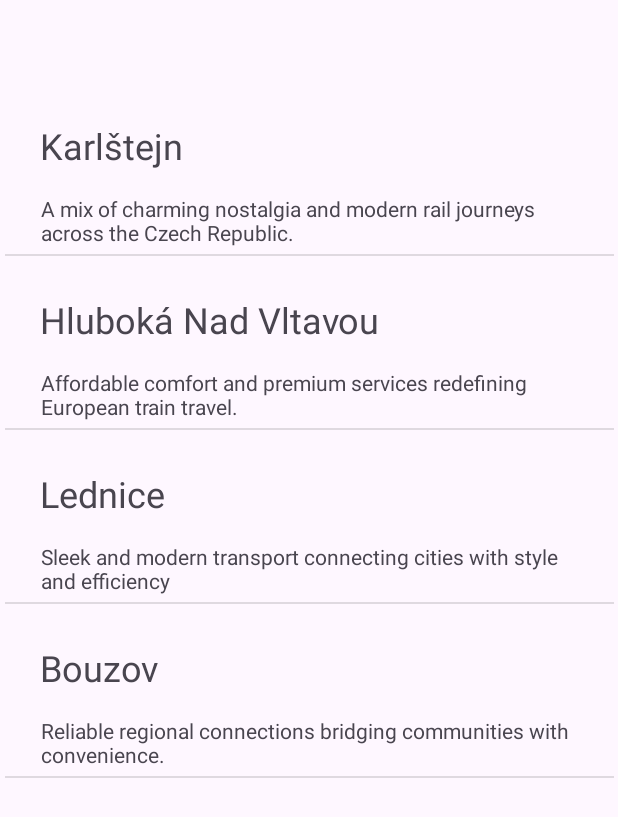
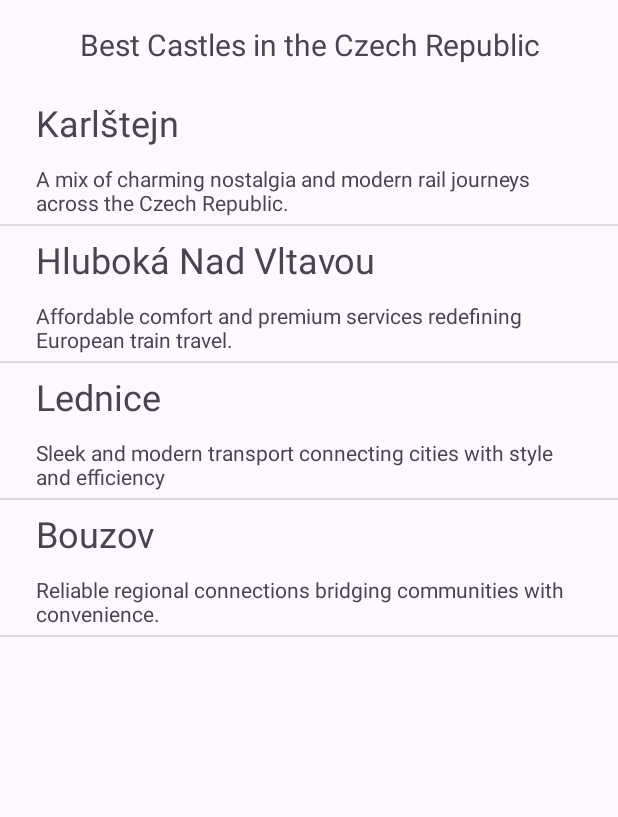
Before and after one commit to VaclavTuma/MobileProjectVaclavTumaV2, an Android app: the screen it shows after launch (MainActivity), on a phone screen of 412 x 824 dp. Shown: the top 817 px of the screen. Run offline under Robolectric (Android 15) with nearby library versions, the phone set to English and light mode, and no system bars.

Commit message:
Title added, pictures still the same

```diff
--- a/app/src/main/res/layout/activity_main.xml
+++ b/app/src/main/res/layout/activity_main.xml
@@ -1,20 +1,31 @@
 <?xml version="1.0" encoding="utf-8"?>
-<androidx.constraintlayout.widget.ConstraintLayout xmlns:android="http://schemas.android.com/apk/res/android"
+<androidx.constraintlayout.widget.ConstraintLayout
+    xmlns:android="http://schemas.android.com/apk/res/android"
     xmlns:app="http://schemas.android.com/apk/res-auto"
     xmlns:tools="http://schemas.android.com/tools"
-
     android:layout_width="match_parent"
     android:layout_height="match_parent"
     tools:context=".MainActivity">
 
+    <TextView
+        android:id="@+id/title"
+        android:layout_width="379dp"
+        android:layout_height="27dp"
+        android:layout_marginTop="16dp"
+        android:text="Best Castles in the Czech Republic"
+        android:textSize="20sp"
+        android:gravity="center"
+        app:layout_constraintEnd_toEndOf="parent"
+        app:layout_constraintStart_toStartOf="parent"
+        app:layout_constraintTop_toTopOf="parent" />
+
     <ListView
         android:id="@+id/myListView"
-        android:layout_width="406dp"
-        android:layout_height="718dp"
+        android:layout_width="0dp"
+        android:layout_height="0dp"
+        app:layout_constraintTop_toBottomOf="@id/title"
+        app:layout_constraintStart_toStartOf="parent"
+        app:layout_constraintEnd_toEndOf="parent"
         app:layout_constraintBottom_toBottomOf="parent"
-        app:layout_constraintEnd_toEndOf="parent"
-        app:layout_constraintHorizontal_bias="0.5"
-        app:layout_constraintStart_toStartOf="parent"
-        app:layout_constraintTop_toTopOf="parent"
-        app:layout_constraintVertical_bias="0.516" />
+        android:layout_marginTop="16dp" />
 </androidx.constraintlayout.widget.ConstraintLayout>
--- a/app/src/main/res/layout/my_listview_detail.xml
+++ b/app/src/main/res/layout/my_listview_detail.xml
@@ -11,9 +11,9 @@
         android:layout_alignParentStart="true"
         android:layout_alignParentTop="true"
         android:layout_alignParentEnd="true"
-        android:layout_marginStart="23dp"
-        android:layout_marginTop="26dp"
-        android:layout_marginEnd="23dp"
+        android:layout_marginStart="24dp"
+        android:layout_marginTop="6dp"
+        android:layout_marginEnd="21dp"
         android:text="name"
         android:textSize="24sp" />
 
@@ -25,7 +25,7 @@
         android:layout_alignParentStart="true"
         android:layout_alignParentEnd="true"
         android:layout_marginStart="24dp"
-        android:layout_marginTop="16dp"
+        android:layout_marginTop="11dp"
         android:layout_marginEnd="19dp"
         android:text="description" />
 
```
Also changed, not shown: app/src/main/res/drawable/bouzov.jpg (added), app/src/main/res/drawable/hluboka.jpg (added), app/src/main/res/drawable/karlstejn.jpg (added), 1 other file.
